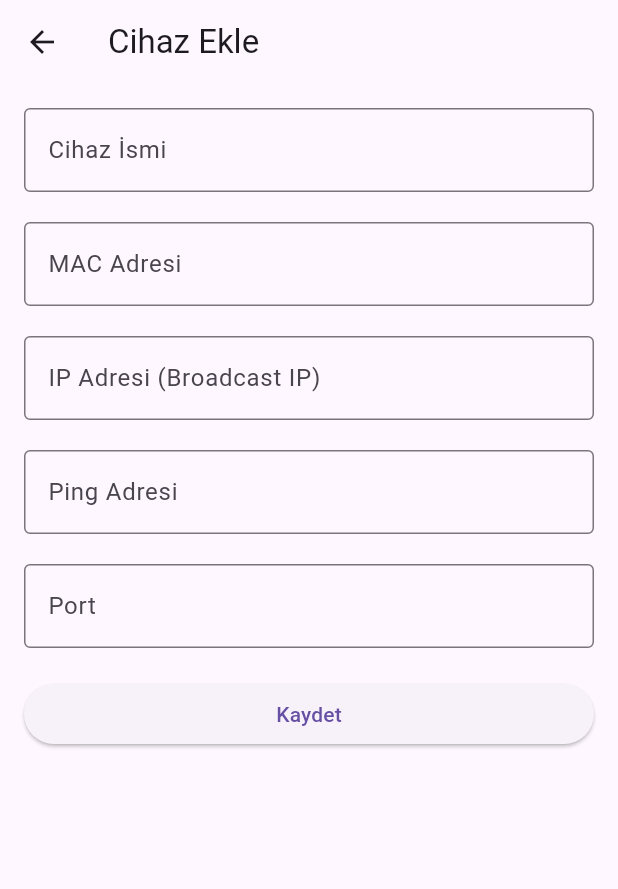
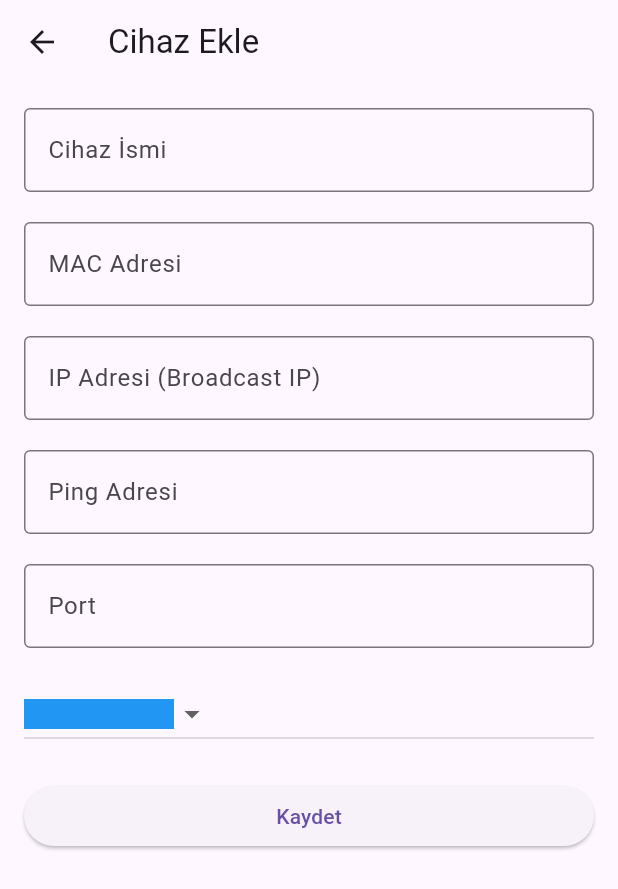
Before and after one commit to Hakanyrl/wake_on, a Flutter app: the screen it shows after launch, after a tap on "Ekle", on a phone screen of 412 x 824 dp. Shown: the top 889 px of the screen. Run offline on Flutter 3.47's test engine with Material 3 defaults, Android fonts, the phone set to English and light mode, and no system bars; our stand-ins replace shared_preferences.

Commit message:
Görsel arayüz güncellemesi

```diff
--- a/lib/main.dart
+++ b/lib/main.dart
@@ -1,5 +1,4 @@
 import 'package:flutter/material.dart';
-import 'dart:math';
 import 'dart:io';
 import 'dart:typed_data';
 import 'package:shared_preferences/shared_preferences.dart';
@@ -25,12 +24,12 @@ class WakeOnLanApp extends StatelessWidget {
 }
 
 class Device {
-  final String name;
-  final String mac;
-  final String ip;
-  final String ping;
-  final String port;
-  final Color color;
+  String name;
+  String mac;
+  String ip;
+  String ping;
+  String port;
+  int colorValue;
   bool isSelected;
 
   Device({
@@ -39,11 +38,10 @@ class Device {
     required this.ip,
     required this.ping,
     required this.port,
-    required this.color,
+    required this.colorValue,
     this.isSelected = false,
   });
 
-  // Device nesnesini JSON formatına dönüştürme
   Map<String, dynamic> toJson() {
     return {
       'name': name,
@@ -51,12 +49,11 @@ class Device {
       'ip': ip,
       'ping': ping,
       'port': port,
-      'color': color.value, // Rengi int olarak saklayacağız
-      'isSelected': isSelected
+      'color': colorValue,
+      'isSelected': isSelected,
     };
   }
 
-  // JSON'dan Device nesnesi oluşturma
   static Device fromJson(Map<String, dynamic> json) {
     return Device(
       name: json['name'],
@@ -64,7 +61,7 @@ class Device {
       ip: json['ip'],
       ping: json['ping'],
       port: json['port'],
-      color: Color(json['color']),
+      colorValue: json['color'],
       isSelected: json['isSelected'] ?? false,
     );
   }
@@ -77,28 +74,38 @@ class HomeScreen extends StatefulWidget {
   _HomeScreenState createState() => _HomeScreenState();
 }
 
-class _HomeScreenState extends State<HomeScreen> {
+class _HomeScreenState extends State<HomeScreen>
+    with SingleTickerProviderStateMixin {
   List<Device> devices = [];
-  final List<Color> colors = [
-    Colors.red,
-    Colors.blue,
-    Colors.green,
-    Colors.orange,
-    Colors.purple,
-    Colors.brown,
-    Colors.cyan,
-  ];
+  Device? selectedDevice;
+  bool isSending = false;
+  late AnimationController _controller;
+  late Animation<double> _animation;
+  bool buttonPressed = false;
 
   @override
   void initState() {
     super.initState();
     _loadDevices();
+    _controller = AnimationController(
+      duration: const Duration(seconds: 1),
+      vsync: this,
+    );
+
+    _animation = CurvedAnimation(parent: _controller, curve: Curves.easeInOut);
   }
 
-  // Cihazları yükleme
+  @override
+  void dispose() {
+    _controller.dispose();
+    super.dispose();
+  }
+
   Future<void> _loadDevices() async {
     final prefs = await SharedPreferences.getInstance();
     final String? devicesString = prefs.getString('devices');
+    final String? selectedDeviceString = prefs.getString('selectedDevice');
+
     if (devicesString != null) {
       final List<dynamic> decodedDevices = jsonDecode(devicesString);
       setState(() {
@@ -107,70 +114,41 @@ class _HomeScreenState extends State<HomeScreen> {
             .toList();
       });
     }
+
+    // Son seçilen cihazı yükleme
+    if (selectedDeviceString != null) {
+      final Map<String, dynamic> selectedDeviceJson =
+          jsonDecode(selectedDeviceString);
+      setState(() {
+        selectedDevice = Device.fromJson(selectedDeviceJson);
+      });
+    }
   }
 
-  // Cihazları kaydetme
   Future<void> _saveDevices() async {
     final prefs = await SharedPreferences.getInstance();
     final String devicesString =
         jsonEncode(devices.map((device) => device.toJson()).toList());
     await prefs.setString('devices', devicesString);
+
+    // Seçilen cihazı kaydetme
+    if (selectedDevice != null) {
+      final String selectedDeviceString = jsonEncode(selectedDevice!.toJson());
+      await prefs.setString('selectedDevice', selectedDeviceString);
+    }
   }
 
-  // Seçilen cihazları silme
-  Future<void> _deleteSelectedDevices() async {
+  void _deleteDevice(Device device) {
     setState(() {
-      devices.removeWhere((device) => device.isSelected);
+      devices.remove(device);
     });
     _saveDevices();
   }
 
-  // MAC adresini normalize etme (xx-xx-xx-xx-xx-xx -> xx:xx:xx:xx:xx:xx)
   String _normalizeMacAddress(String macAddress) {
     return macAddress.replaceAll('-', ':');
   }
 
-  void _sendWakeOnLan(
-      String macAddress, String broadcastAddress, int port) async {
-    String normalizedMac = _normalizeMacAddress(macAddress);
-
-    // Magic Packet oluşturma
-    List<int> macBytes = _getMacBytes(normalizedMac);
-    List<int> magicPacket = List.filled(6, 0xFF) +
-        List.filled(16, macBytes).expand((x) => x).toList();
-
-    // Paket içeriğini konsola yazdır (debug amaçlı)
-    print("Magic Packet: $magicPacket");
-    print("MAC Address: $normalizedMac");
-    print("Broadcast Address: $broadcastAddress");
-    print("Port: $port");
-
-    // UDP üzerinden paket gönderme
-    try {
-      await RawDatagramSocket.bind(InternetAddress.anyIPv4, 0).then((socket) {
-        socket.broadcastEnabled = true;
-
-        // Paket gönderimi
-        socket.send(
-          Uint8List.fromList(magicPacket),
-          InternetAddress(broadcastAddress),
-          port, // Kullanıcının belirlediği port numarası
-        );
-
-        // Soketi kapatıyoruz
-        socket.close();
-        print("Wake on LAN paketi başarıyla gönderildi!");
-      }).catchError((error) {
-        // Paket gönderiminde hata oluştu
-        print("UDP paket gönderim hatası: ${error.toString()}");
-      });
-    } catch (e) {
-      // Genel hata yönetimi
-      print("UDP paket gönderiminde bir hata oluştu: ${e.toString()}");
-    }
-  }
-
-  // MAC adresini bytelara çevirme
   List<int> _getMacBytes(String macAddress) {
     return macAddress
         .split(':')
@@ -178,20 +156,66 @@ class _HomeScreenState extends State<HomeScreen> {
         .toList();
   }
 
+  Future<void> _sendWakeOnLan(
+      String macAddress, String broadcastAddress, int port) async {
+    String normalizedMac = _normalizeMacAddress(macAddress);
+
+    List<int> macBytes = _getMacBytes(normalizedMac);
+    List<int> magicPacket = List.filled(6, 0xFF) +
+        List.filled(16, macBytes).expand((x) => x).toList();
+
+    print("Magic Packet: $magicPacket");
+    print("MAC Address: $normalizedMac");
+    print("Broadcast Address: $broadcastAddress");
+    print("Port: $port");
+
+    try {
+      await RawDatagramSocket.bind(InternetAddress.anyIPv4, 0).then((socket) {
+        socket.broadcastEnabled = true;
+
+        socket.send(
+          Uint8List.fromList(magicPacket),
+          InternetAddress(broadcastAddress),
+          port,
+        );
+
+        socket.close();
+        print("Wake on LAN paketi başarıyla gönderildi!");
+      }).catchError((error) {
+        print("UDP paket gönderim hatası: ${error.toString()}");
+      });
+    } catch (e) {
+      print("UDP paket gönderiminde bir hata oluştu: ${e.toString()}");
+    }
+
+    setState(() {
+      isSending = true;
+      buttonPressed = true;
+    });
+
+    await _controller.forward();
+    await Future.delayed(const Duration(seconds: 2));
+    setState(() {
+      isSending = false;
+    });
+    _controller.reset();
+    setState(() {
+      buttonPressed = false;
+    });
+  }
+
   @override
   Widget build(BuildContext context) {
     return Scaffold(
       appBar: AppBar(
         title: const Text('Wake on LAN'),
-        actions: [
-          IconButton(
-            icon: const Icon(Icons.delete),
-            onPressed: _deleteSelectedDevices, // Seçilen cihazları sil
       ),
-        ],
+      drawer: Drawer(
+        child: Column(
+          children: [
+            const DrawerHeader(
+              child: Text('Kayıtlı Cihazlar'),
             ),
-      body: Column(
-        children: [
             Expanded(
               child: devices.isEmpty
                   ? const Center(child: Text("Henüz cihaz eklenmedi."))
@@ -199,47 +223,22 @@ class _HomeScreenState extends State<HomeScreen> {
                       itemCount: devices.length,
                       itemBuilder: (context, index) {
                         final device = devices[index];
-                      return Card(
-                        color: device.color,
+                        return Container(
+                          color: Color(device.colorValue).withOpacity(0.2),
                           child: ListTile(
-                          leading: Checkbox(
-                            value: device.isSelected,
-                            onChanged: (bool? value) {
-                              setState(() {
-                                device.isSelected = value ?? false;
-                              });
-                            },
-                          ),
                             title: Text(device.name),
-                          subtitle: Text(
-                              "MAC: ${device.mac}, IP: ${device.ip}, Port: ${device.port}"),
+                            subtitle: Text(device.ip),
                             trailing: Row(
                               mainAxisSize: MainAxisSize.min,
                               children: [
                                 IconButton(
-                                icon: const Icon(Icons.power),
-                                onPressed: () {
-                                  // Wake on LAN gönder
-                                  _sendWakeOnLan(device.mac, device.ip,
-                                      int.parse(device.port));
-                                },
-                              ),
-                              IconButton(
-                                icon: const Icon(Icons.power_off),
-                                onPressed: () {
-                                  // "Off" fonksiyonu burada (İsteğe göre eklenebilir)
-                                },
-                              ),
-                              IconButton(
                                   icon: const Icon(Icons.edit),
                                   onPressed: () async {
-                                  // Cihazı düzenleme
                                     final result = await Navigator.push(
                                       context,
                                       MaterialPageRoute(
-                                        builder: (context) => AddDeviceScreen(
-                                              device: device,
-                                            )),
+                                          builder: (context) =>
+                                              AddDeviceScreen(device: device)),
                                     );
                                     if (result != null) {
                                       setState(() {
@@ -249,34 +248,130 @@ class _HomeScreenState extends State<HomeScreen> {
                                     }
                                   },
                                 ),
+                                IconButton(
+                                  icon: const Icon(Icons.delete),
+                                  onPressed: () {
+                                    _deleteDevice(device);
+                                  },
+                                ),
                               ],
                             ),
+                            onTap: () {
+                              setState(() {
+                                selectedDevice = device;
+                              });
+                              _saveDevices();
+                              Navigator.pop(context);
+                            },
                           ),
                         );
                       },
                     ),
             ),
             Padding(
-            padding: const EdgeInsets.all(8.0),
+              padding: const EdgeInsets.all(16.0),
+              child: Text(
+                'Uygulama Sürümü: 1.0.0',
+                style: TextStyle(color: Colors.grey[600]),
+              ),
+            ),
+          ],
+        ),
+      ),
+      body: Center(
+        child: Column(
+          mainAxisAlignment: MainAxisAlignment.center,
+          children: [
+            if (selectedDevice != null)
+              Column(
+                children: [
+                  Text(
+                    'Seçili Cihaz:',
+                    style: const TextStyle(fontSize: 18),
+                  ),
+                  const SizedBox(height: 10),
+                  Container(
+                    padding: const EdgeInsets.all(10),
+                    decoration: BoxDecoration(
+                      borderRadius: BorderRadius.circular(10),
+                      color: Color(selectedDevice!.colorValue).withOpacity(0.2),
+                    ),
+                    child: Column(
+                      children: [
+                        Text(
+                          selectedDevice!.name,
+                          style: TextStyle(
+                            fontSize: 22,
+                            fontWeight: FontWeight.bold,
+                            color: Color(selectedDevice!.colorValue),
+                          ),
+                        ),
+                        const SizedBox(height: 5),
+                        Text(
+                          selectedDevice!.ip,
+                          style: const TextStyle(fontSize: 16),
+                        ),
+                      ],
+                    ),
+                  ),
+                ],
+              ),
+            const SizedBox(height: 40),
+            AnimatedBuilder(
+              animation: _animation,
+              builder: (context, child) {
+                return Transform.scale(
+                  scale: _animation.value * 0.1 + 1.0,
                   child: ElevatedButton(
+                    onPressed: selectedDevice == null || isSending
+                        ? null
+                        : () {
+                            _sendWakeOnLan(
+                              selectedDevice!.mac,
+                              selectedDevice!.ip,
+                              int.parse(selectedDevice!.port),
+                            );
+                          },
+                    child: Icon(
+                      buttonPressed ? Icons.check : Icons.power_settings_new,
+                      size: 50,
+                    ),
+                    style: ElevatedButton.styleFrom(
+                      padding: const EdgeInsets.all(20),
+                      shape: const CircleBorder(),
+                      //primary: Colors.blue,
+                    ),
+                  ),
+                );
+              },
+            ),
+            const SizedBox(height: 20),
+            Expanded(child: Container()),
+            Padding(
+              padding: const EdgeInsets.only(bottom: 20),
+              child: ElevatedButton(
+                style: ElevatedButton.styleFrom(
+                  minimumSize: const Size(200, 50),
+                  textStyle: const TextStyle(fontSize: 18),
+                ),
                 onPressed: () async {
                   final result = await Navigator.push(
                     context,
                     MaterialPageRoute(
                         builder: (context) => const AddDeviceScreen()),
                   );
-
                   if (result != null) {
                     setState(() {
                       devices.add(result);
                     });
-                  _saveDevices(); // Cihaz eklendiğinde kaydet
+                    _saveDevices();
                   }
                 },
                 child: const Text('Ekle'),
               ),
             ),
           ],
+        ),
       ),
     );
   }
@@ -298,27 +393,29 @@ class _AddDeviceScreenState extends State<AddDeviceScreen> {
   final TextEditingController pingController = TextEditingController();
   final TextEditingController portController = TextEditingController();
 
-  final List<Color> colors = [
-    Colors.red,
-    Colors.blue,
-    Colors.green,
-    Colors.orange,
-    Colors.purple,
-    Colors.brown,
-    Colors.cyan,
+  final List<int> colorValues = [
+    Colors.red.value,
+    Colors.blue.value,
+    Colors.green.value,
+    Colors.orange.value,
+    Colors.purple.value,
+    Colors.brown.value,
+    Colors.cyan.value,
   ];
+
+  int selectedColorValue = Colors.blue.value; // Varsayılan renk
 
   @override
   void initState() {
     super.initState();
 
-    // Eğer düzenlenmekte olan bir cihaz varsa mevcut değerleri yükle
     if (widget.device != null) {
       nameController.text = widget.device!.name;
       macController.text = widget.device!.mac;
       ipController.text = widget.device!.ip;
       pingController.text = widget.device!.ping;
       portController.text = widget.device!.port;
+      selectedColorValue = widget.device!.colorValue;
     }
   }
 
@@ -372,25 +469,40 @@ class _AddDeviceScreenState extends State<AddDeviceScreen> {
               ),
             ),
             const SizedBox(height: 20),
+            DropdownButton<int>(
+              value: selectedColorValue,
+              items: colorValues.map((colorValue) {
+                return DropdownMenuItem<int>(
+                  value: colorValue,
+                  child: Container(
+                    width: 100,
+                    height: 20,
+                    color: Color(colorValue),
+                  ),
+                );
+              }).toList(),
+              onChanged: (int? newColorValue) {
+                setState(() {
+                  selectedColorValue = newColorValue!;
+                });
+              },
+            ),
+            const SizedBox(height: 20),
             ElevatedButton(
               onPressed: () {
-                // Yeni cihaz oluşturma veya mevcut cihazı güncelleme
                 if (nameController.text.isNotEmpty &&
                     macController.text.isNotEmpty &&
                     ipController.text.isNotEmpty &&
                     pingController.text.isNotEmpty &&
                     portController.text.isNotEmpty) {
-                  final randomColor = widget.device?.color ??
-                      colors[Random().nextInt(colors.length)];
                   final newDevice = Device(
                     name: nameController.text,
                     mac: macController.text,
                     ip: ipController.text,
                     ping: pingController.text,
                     port: portController.text,
-                    color: randomColor,
+                    colorValue: selectedColorValue,
                   );
-
                   Navigator.pop(context, newDevice);
                 }
               },
```
Lines whose indentation alone changed are shown as unchanged.
